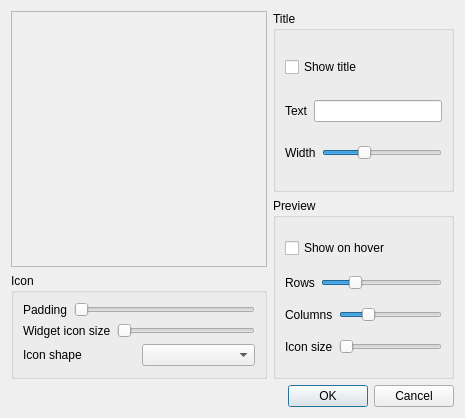
Qt form iconsettings.ui (FrankMamuda/iconboard) before a commit.
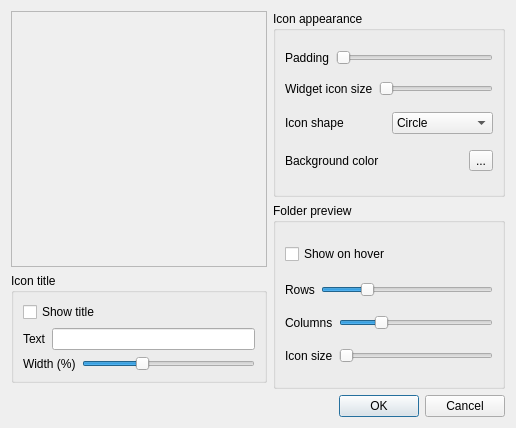
The same form after that commit. Custom widgets are drawn as their Qt base class.

Commit message: More icon widget improvements

```diff
--- a/iconsettings.ui
+++ b/iconsettings.ui
@@ -6,15 +6,250 @@
    <rect>
     <x>0</x>
     <y>0</y>
-    <width>465</width>
-    <height>418</height>
+    <width>516</width>
+    <height>420</height>
    </rect>
   </property>
   <property name="windowTitle">
    <string>Icon settings</string>
   </property>
   <layout class="QGridLayout" name="gridLayout_2">
-   <item row="10" column="0" colspan="2">
+   <item row="6" column="1" rowspan="3">
+    <layout class="QVBoxLayout" name="verticalLayout">
+     <item>
+      <widget class="QGroupBox" name="iconGroup">
+       <property name="title">
+        <string>Icon appearance</string>
+       </property>
+       <layout class="QVBoxLayout" name="verticalLayout_5">
+        <item>
+         <layout class="QHBoxLayout" name="paddingLayout">
+          <item>
+           <widget class="QLabel" name="paddingLabel">
+            <property name="text">
+             <string>Padding</string>
+            </property>
+           </widget>
+          </item>
+          <item>
+           <widget class="QSlider" name="paddingSlider">
+            <property name="maximum">
+             <number>32</number>
+            </property>
+            <property name="singleStep">
+             <number>2</number>
+            </property>
+            <property name="pageStep">
+             <number>8</number>
+            </property>
+            <property name="orientation">
+             <enum>Qt::Horizontal</enum>
+            </property>
+           </widget>
+          </item>
+         </layout>
+        </item>
+        <item>
+         <layout class="QHBoxLayout" name="iconSizeLayout">
+          <item>
+           <widget class="QLabel" name="iconSizeLabel">
+            <property name="text">
+             <string>Widget icon size</string>
+            </property>
+           </widget>
+          </item>
+          <item>
+           <widget class="QSlider" name="iconSizeSlider">
+            <property name="minimum">
+             <number>24</number>
+            </property>
+            <property name="maximum">
+             <number>128</number>
+            </property>
+            <property name="singleStep">
+             <number>8</number>
+            </property>
+            <property name="pageStep">
+             <number>8</number>
+            </property>
+            <property name="orientation">
+             <enum>Qt::Horizontal</enum>
+            </property>
+           </widget>
+          </item>
+         </layout>
+        </item>
+        <item>
+         <layout class="QHBoxLayout" name="iconShapeLayout">
+          <item>
+           <widget class="QLabel" name="iconShapeLabel">
+            <property name="text">
+             <string>Icon shape</string>
+            </property>
+           </widget>
+          </item>
+          <item>
+           <widget class="QComboBox" name="iconShapeCombo">
+            <item>
+             <property name="text">
+              <string>Circle</string>
+             </property>
+            </item>
+            <item>
+             <property name="text">
+              <string>Square</string>
+             </property>
+            </item>
+            <item>
+             <property name="text">
+              <string>Rounded</string>
+             </property>
+            </item>
+            <item>
+             <property name="text">
+              <string>Plain</string>
+             </property>
+            </item>
+           </widget>
+          </item>
+         </layout>
+        </item>
+        <item>
+         <layout class="QHBoxLayout" name="horizontalLayout">
+          <item>
+           <widget class="QLabel" name="label">
+            <property name="text">
+             <string>Background color</string>
+            </property>
+           </widget>
+          </item>
+          <item>
+           <widget class="QToolButton" name="toolButton">
+            <property name="text">
+             <string>...</string>
+            </property>
+           </widget>
+          </item>
+         </layout>
+        </item>
+       </layout>
+      </widget>
+     </item>
+     <item>
+      <widget class="QGroupBox" name="groupBox">
+       <property name="title">
+        <string>Folder preview</string>
+       </property>
+       <layout class="QVBoxLayout" name="verticalLayout_3">
+        <item>
+         <widget class="QCheckBox" name="hoverCheckBox">
+          <property name="text">
+           <string>Show on hover</string>
+          </property>
+         </widget>
+        </item>
+        <item>
+         <layout class="QHBoxLayout" name="rowCountLayout">
+          <item>
+           <widget class="QLabel" name="rowCountLabel">
+            <property name="text">
+             <string>Rows</string>
+            </property>
+           </widget>
+          </item>
+          <item>
+           <widget class="QSlider" name="rowCountSlider">
+            <property name="minimum">
+             <number>1</number>
+            </property>
+            <property name="maximum">
+             <number>9</number>
+            </property>
+            <property name="singleStep">
+             <number>8</number>
+            </property>
+            <property name="pageStep">
+             <number>8</number>
+            </property>
+            <property name="value">
+             <number>3</number>
+            </property>
+            <property name="orientation">
+             <enum>Qt::Horizontal</enum>
+            </property>
+           </widget>
+          </item>
+         </layout>
+        </item>
+        <item>
+         <layout class="QHBoxLayout" name="columnCountLayout">
+          <item>
+           <widget class="QLabel" name="columnCountLabel">
+            <property name="text">
+             <string>Columns</string>
+            </property>
+           </widget>
+          </item>
+          <item>
+           <widget class="QSlider" name="columnCountSlider">
+            <property name="minimum">
+             <number>1</number>
+            </property>
+            <property name="maximum">
+             <number>9</number>
+            </property>
+            <property name="singleStep">
+             <number>8</number>
+            </property>
+            <property name="pageStep">
+             <number>8</number>
+            </property>
+            <property name="value">
+             <number>3</number>
+            </property>
+            <property name="orientation">
+             <enum>Qt::Horizontal</enum>
+            </property>
+           </widget>
+          </item>
+         </layout>
+        </item>
+        <item>
+         <layout class="QHBoxLayout" name="previewSizeLayout">
+          <item>
+           <widget class="QLabel" name="sizeLabel">
+            <property name="text">
+             <string>Icon size</string>
+            </property>
+           </widget>
+          </item>
+          <item>
+           <widget class="QSlider" name="previewSizeSlider">
+            <property name="minimum">
+             <number>24</number>
+            </property>
+            <property name="maximum">
+             <number>128</number>
+            </property>
+            <property name="singleStep">
+             <number>8</number>
+            </property>
+            <property name="pageStep">
+             <number>8</number>
+            </property>
+            <property name="orientation">
+             <enum>Qt::Horizontal</enum>
+            </property>
+           </widget>
+          </item>
+         </layout>
+        </item>
+       </layout>
+      </widget>
+     </item>
+    </layout>
+   </item>
+   <item row="11" column="0" colspan="2">
     <widget class="QDialogButtonBox" name="buttonBox">
      <property name="orientation">
       <enum>Qt::Horizontal</enum>
@@ -127,60 +362,57 @@
     </widget>
    </item>
    <item row="7" column="0">
-    <widget class="QGroupBox" name="iconGroup">
+    <widget class="QGroupBox" name="titleGroup">
      <property name="title">
-      <string>Icon</string>
+      <string>Icon title</string>
      </property>
-     <layout class="QVBoxLayout" name="verticalLayout_5">
+     <layout class="QVBoxLayout" name="verticalLayout_4">
       <item>
-       <layout class="QHBoxLayout" name="paddingLayout">
+       <widget class="QCheckBox" name="titleCheckBox">
+        <property name="text">
+         <string>Show title</string>
+        </property>
+       </widget>
+      </item>
+      <item>
+       <layout class="QHBoxLayout" name="textLayout">
         <item>
-         <widget class="QLabel" name="paddingLabel">
+         <widget class="QLabel" name="textLabel">
           <property name="text">
-           <string>Padding</string>
+           <string>Text</string>
           </property>
          </widget>
         </item>
         <item>
-         <widget class="QSlider" name="paddingSlider">
-          <property name="maximum">
-           <number>64</number>
-          </property>
-          <property name="singleStep">
-           <number>2</number>
-          </property>
-          <property name="pageStep">
-           <number>8</number>
-          </property>
-          <property name="orientation">
-           <enum>Qt::Horizontal</enum>
-          </property>
-         </widget>
+         <widget class="QLineEdit" name="textEdit"/>
         </item>
        </layout>
       </item>
       <item>
-       <layout class="QHBoxLayout" name="iconSizeLayout">
+       <layout class="QHBoxLayout" name="widthLayout">
         <item>
-         <widget class="QLabel" name="iconSizeLabel">
+         <widget class="QLabel" name="widthLabel">
           <property name="text">
-           <string>Widget icon size</string>
+           <string>Width (%)</string>
           </property>
          </widget>
         </item>
         <item>
-         <widget class="QSlider" name="iconSizeSlider">
+         <widget class="QSlider" name="widthSlider">
           <property name="minimum">
-           <number>24</number>
+           <number>50</number>
           </property>
           <property name="maximum">
-           <number>128</number>
+           <number>200</number>
           </property>
           <property name="singleStep">
            <number>8</number>
           </property>
           <property name="pageStep">
-           <number>8</number>
+           <number>50</number>
+          </property>
+          <property name="value">
+           <number>100</number>
           </property>
           <property name="orientation">
            <enum>Qt::Horizontal</enum>
@@ -189,202 +421,9 @@
         </item>
        </layout>
       </item>
-      <item>
-       <layout class="QHBoxLayout" name="iconShapeLayout">
-        <item>
-         <widget class="QLabel" name="iconShapeLabel">
-          <property name="text">
-           <string>Icon shape</string>
-          </property>
-         </widget>
-        </item>
-        <item>
-         <widget class="QComboBox" name="iconShapeCombo"/>
-        </item>
-       </layout>
-      </item>
      </layout>
     </widget>
    </item>
-   <item row="6" column="1" rowspan="2">
-    <layout class="QVBoxLayout" name="verticalLayout">
-     <item>
-      <widget class="QGroupBox" name="titleGroup">
-       <property name="title">
-        <string>Title</string>
-       </property>
-       <layout class="QVBoxLayout" name="verticalLayout_4">
-        <item>
-         <widget class="QCheckBox" name="titleCheckBox">
-          <property name="text">
-           <string>Show title</string>
-          </property>
-         </widget>
-        </item>
-        <item>
-         <layout class="QHBoxLayout" name="textLayout">
-          <item>
-           <widget class="QLabel" name="textLabel">
-            <property name="text">
-             <string>Text</string>
-            </property>
-           </widget>
-          </item>
-          <item>
-           <widget class="QLineEdit" name="textEdit"/>
-          </item>
-         </layout>
-        </item>
-        <item>
-         <layout class="QHBoxLayout" name="widthLayout">
-          <item>
-           <widget class="QLabel" name="widthLabel">
-            <property name="text">
-             <string>Width</string>
-            </property>
-           </widget>
-          </item>
-          <item>
-           <widget class="QSlider" name="widthSlider">
-            <property name="minimum">
-             <number>50</number>
-            </property>
-            <property name="maximum">
-             <number>200</number>
-            </property>
-            <property name="singleStep">
-             <number>25</number>
-            </property>
-            <property name="pageStep">
-             <number>50</number>
-            </property>
-            <property name="value">
-             <number>100</number>
-            </property>
-            <property name="orientation">
-             <enum>Qt::Horizontal</enum>
-            </property>
-           </widget>
-          </item>
-         </layout>
-        </item>
-       </layout>
-      </widget>
-     </item>
-     <item>
-      <widget class="QGroupBox" name="groupBox">
-       <property name="title">
-        <string>Preview</string>
-       </property>
-       <layout class="QVBoxLayout" name="verticalLayout_3">
-        <item>
-         <widget class="QCheckBox" name="hoverCheckBox">
-          <property name="text">
-           <string>Show on hover</string>
-          </property>
-         </widget>
-        </item>
-        <item>
-         <layout class="QHBoxLayout" name="rowCountLayout">
-          <item>
-           <widget class="QLabel" name="rowCountLabel">
-            <property name="text">
-             <string>Rows</string>
-            </property>
-           </widget>
-          </item>
-          <item>
-           <widget class="QSlider" name="rowCountSlider">
-            <property name="minimum">
-             <number>1</number>
-            </property>
-            <property name="maximum">
-             <number>9</number>
-            </property>
-            <property name="singleStep">
-             <number>8</number>
-            </property>
-            <property name="pageStep">
-             <number>8</number>
-            </property>
-            <property name="value">
-             <number>3</number>
-            </property>
-            <property name="orientation">
-             <enum>Qt::Horizontal</enum>
-            </property>
-           </widget>
-          </item>
-         </layout>
-        </item>
-        <item>
-         <layout class="QHBoxLayout" name="columnCountLayout">
-          <item>
-           <widget class="QLabel" name="columnCountLabel">
-            <property name="text">
-             <string>Columns</string>
-            </property>
-           </widget>
-          </item>
-          <item>
-           <widget class="QSlider" name="columnCountSlider">
-            <property name="minimum">
-             <number>1</number>
-            </property>
-            <property name="maximum">
-             <number>9</number>
-            </property>
-            <property name="singleStep">
-             <number>8</number>
-            </property>
-            <property name="pageStep">
-             <number>8</number>
-            </property>
-            <property name="value">
-             <number>3</number>
-            </property>
-            <property name="orientation">
-             <enum>Qt::Horizontal</enum>
-            </property>
-           </widget>
-          </item>
-         </layout>
-        </item>
-        <item>
-         <layout class="QHBoxLayout" name="previewSizeLayout">
-          <item>
-           <widget class="QLabel" name="sizeLabel">
-            <property name="text">
-             <string>Icon size</string>
-            </property>
-           </widget>
-          </item>
-          <item>
-           <widget class="QSlider" name="previewSizeSlider">
-            <property name="minimum">
-             <number>24</number>
-            </property>
-            <property name="maximum">
-             <number>128</number>
-            </property>
-            <property name="singleStep">
-             <number>8</number>
-            </property>
-            <property name="pageStep">
-             <number>8</number>
-            </property>
-            <property name="orientation">
-             <enum>Qt::Horizontal</enum>
-            </property>
-           </widget>
-          </item>
-         </layout>
-        </item>
-       </layout>
-      </widget>
-     </item>
-    </layout>
-   </item>
   </layout>
  </widget>
  <customwidgets>
@@ -394,6 +433,12 @@
    <header>desktopicon.h</header>
    <container>1</container>
   </customwidget>
+  <customwidget>
+   <class>BackgroundFrame</class>
+   <extends>QFrame</extends>
+   <header>backgroundframe.h</header>
+   <container>1</container>
+  </customwidget>
  </customwidgets>
  <resources/>
  <connections>
```
Left out of the diff: 4 changed lines with no effect on the pictures. The commit also changes 4 other files.
